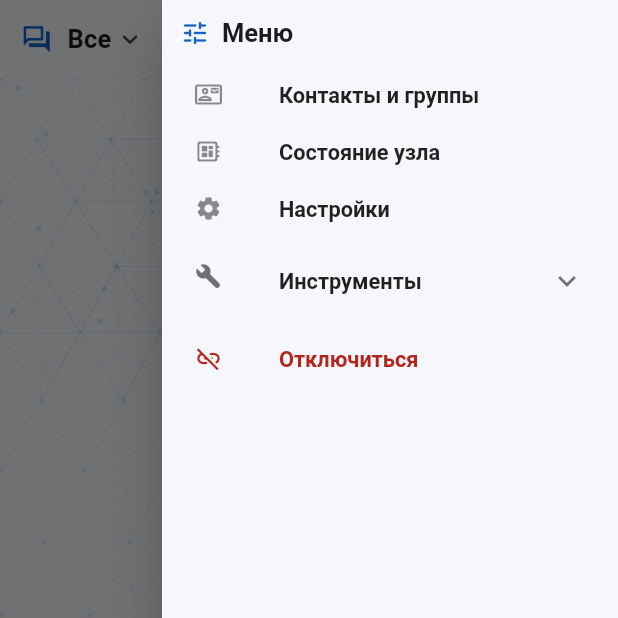
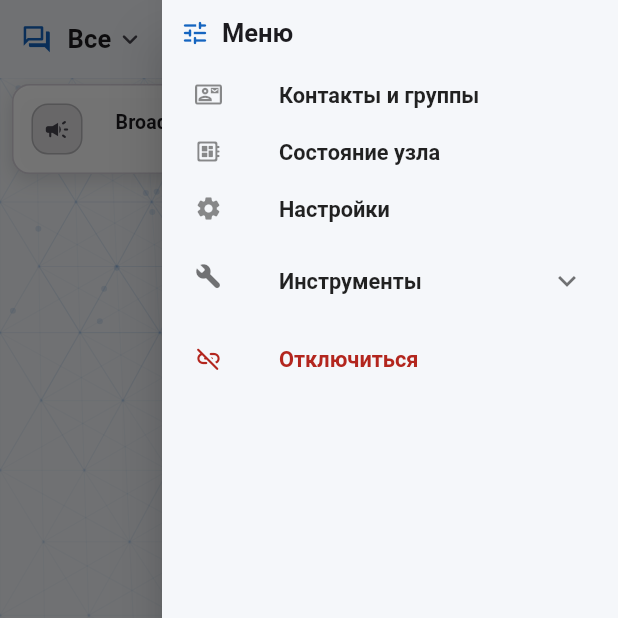
Before and after one commit to PcDeaDZ/RiftLink, a Flutter app: the ChatsListScreen screen opened directly with empty values, after a tap on "Все", after a tap on the "search" icon, after a tap on the "tune" icon, on a phone screen of 412 x 824 dp, the top half of it. Run offline on Flutter 3.47's test engine with Material 3 defaults, Android fonts, the phone set to English and light mode, and no system bars; our stand-ins replace connectivity_plus, file_picker, flutter_blue_plus, flutter_local_notifications, flutter_map, geolocator and 6 more; missing offline and left inert: flutter_sound; accounts and stored records are empty.

```diff
--- a/app/lib/screens/chat/widgets/chat_app_bar.dart
+++ b/app/lib/screens/chat/widgets/chat_app_bar.dart
@@ -7,11 +7,13 @@ class ChatAppBarTitle extends StatelessWidget {
   const ChatAppBarTitle({
     super.key,
     required this.chatIcon,
+    this.chatIconColor,
     required this.label,
     this.subtitle,
   });
 
   final IconData chatIcon;
+  final Color? chatIconColor;
   final String label;
   final String? subtitle;
 
@@ -25,7 +27,7 @@ class ChatAppBarTitle extends StatelessWidget {
         Icon(
           chatIcon,
           size: 18,
-          color: titleColor,
+          color: chatIconColor ?? titleColor,
         ),
         const SizedBox(width: AppSpacing.sm),
         Flexible(
--- a/app/lib/screens/chats_list_screen.dart
+++ b/app/lib/screens/chats_list_screen.dart
@@ -191,7 +191,28 @@ class _ChatsListScreenState extends State<ChatsListScreen> {
       return _sortConversationsForTab(filtered, _activeTab);
     }
     final filtered = _visible.where((c) => _matchesTab(c, _activeTab)).toList();
-    return _sortConversationsForTab(filtered, _activeTab);
+    final sorted = _sortConversationsForTab(filtered, _activeTab);
+    if (_activeTab != _ChatsTab.all) return sorted;
+    return _withBroadcastAlwaysOnTop(sorted);
+  }
+
+  List<ChatConversation> _withBroadcastAlwaysOnTop(List<ChatConversation> chats) {
+    final broadcastId = ChatRepository.broadcastConversationId();
+    ChatConversation? broadcast;
+    for (final c in chats) {
+      if (c.kind == ConversationKind.broadcast || c.id == broadcastId) {
+        broadcast = c;
+        break;
+      }
+    }
+    broadcast ??= ChatConversation(
+      id: broadcastId,
+      kind: ConversationKind.broadcast,
+      peerRef: 'broadcast',
+      title: context.l10n.tr('broadcast'),
+    );
+    final rest = chats.where((c) => c.id != broadcast!.id).toList();
+    return [broadcast, ...rest];
   }
 
   RiftLinkGroupV2Info? _groupV2ById(int groupId) {
@@ -1865,6 +1886,17 @@ class _ConversationTile extends StatelessWidget {
   Widget build(BuildContext context) {
     final l = context.l10n;
     final p = context.palette;
+    final hasUnread = conversation.unreadCount > 0;
+    final kindIcon = switch (conversation.kind) {
+      ConversationKind.direct => Icons.person_rounded,
+      ConversationKind.group => Icons.group_rounded,
+      ConversationKind.broadcast => Icons.campaign_rounded,
+    };
+    final kindTint = switch (conversation.kind) {
+      ConversationKind.direct => p.primary,
+      ConversationKind.group => p.success,
+      ConversationKind.broadcast => p.onSurfaceVariant,
+    };
     final v2RoleText = switch (groupRole) {
       'owner' => l.tr('group_role_owner'),
       'admin' => l.tr('group_role_admin'),
@@ -1882,24 +1914,41 @@ class _ConversationTile extends StatelessWidget {
         ? (conversation.lastMessagePreview ?? '')
         : statusText;
     return AppSectionCard(
-      margin: const EdgeInsets.only(bottom: AppSpacing.xs + 2),
+      margin: const EdgeInsets.only(bottom: AppSpacing.sm),
       padding: EdgeInsets.zero,
+      child: Container(
+        decoration: BoxDecoration(
+          borderRadius: BorderRadius.circular(AppSpacing.md),
+          border: Border.all(
+            color: hasUnread ? p.primary.withOpacity(0.20) : p.divider.withOpacity(0.72),
+          ),
+          color: hasUnread ? p.primary.withOpacity(0.05) : p.card.withOpacity(0.88),
+          boxShadow: [
+            BoxShadow(
+              color: Colors.black.withOpacity(0.14),
+              blurRadius: 10,
+              offset: const Offset(0, 4),
+            ),
+          ],
+        ),
         child: ListTile(
           onTap: onTap,
           onLongPress: () => _showActions(context),
           dense: true,
-        contentPadding: const EdgeInsets.symmetric(horizontal: AppSpacing.md, vertical: 2),
-        leading: CircleAvatar(
-          radius: 19,
-          backgroundColor: p.primary.withOpacity(0.14),
-          child: Icon(
-            switch (conversation.kind) {
-              ConversationKind.direct => Icons.person_rounded,
-              ConversationKind.group => Icons.group_rounded,
-              ConversationKind.broadcast => Icons.campaign_rounded,
-            },
-            color: p.primary,
-          ),
+          visualDensity: const VisualDensity(horizontal: 0, vertical: -2),
+          minVerticalPadding: 2,
+          contentPadding: const EdgeInsets.symmetric(horizontal: AppSpacing.md, vertical: 1),
+          leading: Container(
+            width: 34,
+            height: 34,
+            decoration: BoxDecoration(
+              borderRadius: BorderRadius.circular(11),
+              color: kindTint.withOpacity(0.14),
+              border: Border.all(
+                color: kindTint.withOpacity(0.28),
+              ),
+            ),
+            child: Icon(kindIcon, color: kindTint, size: 18),
           ),
           title: Row(
             children: [
@@ -1907,7 +1956,11 @@ class _ConversationTile extends StatelessWidget {
                 child: Text(
                   titleOverride ?? conversation.title,
                   overflow: TextOverflow.ellipsis,
-                style: TextStyle(color: p.onSurface, fontWeight: FontWeight.w600),
+                  style: TextStyle(
+                    color: p.onSurface,
+                    fontWeight: hasUnread ? FontWeight.w700 : FontWeight.w600,
+                    letterSpacing: 0.1,
+                  ),
                 ),
               ),
               if (groupRole != null) ...[
@@ -1920,39 +1973,60 @@ class _ConversationTile extends StatelessWidget {
                 ),
                 const SizedBox(width: 6),
               ],
-            if (timeText.isNotEmpty)
-              Text(
-                timeText,
-                style: TextStyle(color: p.onSurfaceVariant, fontSize: 10.5),
-              ),
             ],
           ),
           subtitle: Text(
             subtitleText,
             maxLines: 1,
             overflow: TextOverflow.ellipsis,
-          style: TextStyle(color: p.onSurfaceVariant),
+            style: TextStyle(
+              color: hasUnread ? p.onSurfaceVariant.withOpacity(0.98) : p.onSurfaceVariant.withOpacity(0.92),
+              fontWeight: hasUnread ? FontWeight.w500 : FontWeight.w400,
+              fontSize: 13,
+            ),
           ),
           trailing: Row(
             mainAxisSize: MainAxisSize.min,
             children: [
-            if (conversation.pinned) Icon(Icons.push_pin_rounded, size: 16, color: p.primary),
+              if (timeText.isNotEmpty)
+                Text(
+                  timeText,
+                  style: TextStyle(
+                    color: hasUnread ? p.primary.withOpacity(0.92) : p.onSurfaceVariant,
+                    fontSize: 10.5,
+                    fontWeight: hasUnread ? FontWeight.w600 : FontWeight.w500,
+                  ),
+                ),
+              if (timeText.isNotEmpty &&
+                  (conversation.pinned || conversation.muted || hasUnread))
+                const SizedBox(width: 7),
+              if (conversation.pinned)
+                Icon(Icons.push_pin_rounded, size: 15, color: p.primary.withOpacity(0.9)),
               if (conversation.muted) const SizedBox(width: 4),
-            if (conversation.muted) Icon(Icons.notifications_off_rounded, size: 16, color: p.onSurfaceVariant),
-            if (conversation.unreadCount > 0) const SizedBox(width: 6),
-            if (conversation.unreadCount > 0)
+              if (conversation.muted)
+                Icon(Icons.notifications_off_rounded, size: 15, color: p.onSurfaceVariant),
+              if (hasUnread) const SizedBox(width: 7),
+              if (hasUnread)
                 Container(
-                padding: const EdgeInsets.symmetric(horizontal: 8, vertical: 3),
+                  constraints: const BoxConstraints(minWidth: 22),
+                  padding: const EdgeInsets.symmetric(horizontal: 7, vertical: 4),
                   decoration: BoxDecoration(
-                  color: p.primary.withOpacity(0.15),
-                  borderRadius: BorderRadius.circular(12),
+                    color: p.primary.withOpacity(0.20),
+                    border: Border.all(color: p.primary.withOpacity(0.36)),
+                    borderRadius: BorderRadius.circular(999),
                   ),
                   child: Text(
                     '${conversation.unreadCount}',
-                  style: TextStyle(color: p.primary.withOpacity(0.92), fontWeight: FontWeight.w600, fontSize: 11),
-                ),
-              ),
-          ],
+                    textAlign: TextAlign.center,
+                    style: TextStyle(
+                      color: p.primary.withOpacity(0.98),
+                      fontWeight: FontWeight.w700,
+                      fontSize: 11,
+                    ),
+                  ),
+                ),
+            ],
+          ),
         ),
       ),
     );
--- a/docs/flasher/manifests/heltec-v3-paper.json
+++ b/docs/flasher/manifests/heltec-v3-paper.json
@@ -7,7 +7,7 @@
       "chipFamily": "ESP32-S3",
       "parts": [
         {
-          "path": "https://github.com/PcDeaDZ/RiftLink/releases/latest/download/heltec_v3_paper_full.bin",
+          "path": "../firmware/heltec_v3_paper_full.bin",
           "offset": 0
         }
       ]
--- a/docs/flasher/manifests/heltec-v3.json
+++ b/docs/flasher/manifests/heltec-v3.json
@@ -7,7 +7,7 @@
       "chipFamily": "ESP32-S3",
       "parts": [
         {
-          "path": "https://github.com/PcDeaDZ/RiftLink/releases/latest/download/heltec_v3_full.bin",
+          "path": "../firmware/heltec_v3_full.bin",
           "offset": 0
         }
       ]
--- a/docs/flasher/manifests/heltec-v4.json
+++ b/docs/flasher/manifests/heltec-v4.json
@@ -7,7 +7,7 @@
       "chipFamily": "ESP32-S3",
       "parts": [
         {
-          "path": "https://github.com/PcDeaDZ/RiftLink/releases/latest/download/heltec_v4_full.bin",
+          "path": "../firmware/heltec_v4_full.bin",
           "offset": 0
         }
       ]
```
Also changed, not shown: app/lib/screens/chat_screen.dart (+90 -1 lines), 5 other files. Lines whose indentation alone changed are shown as unchanged.
